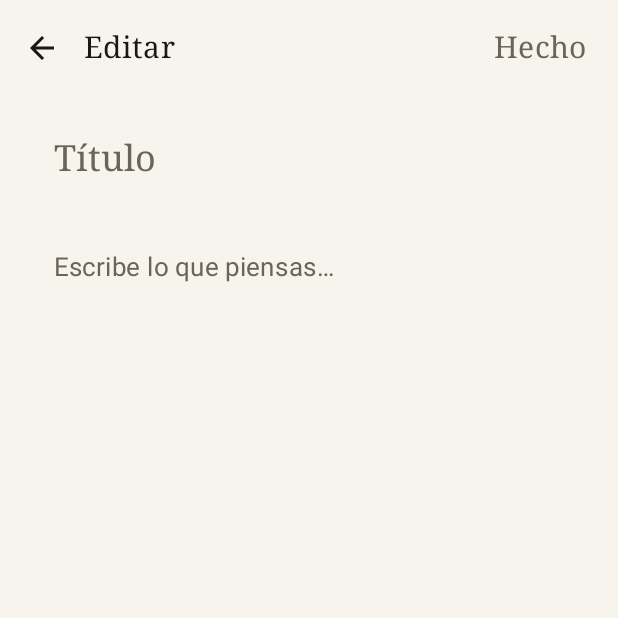
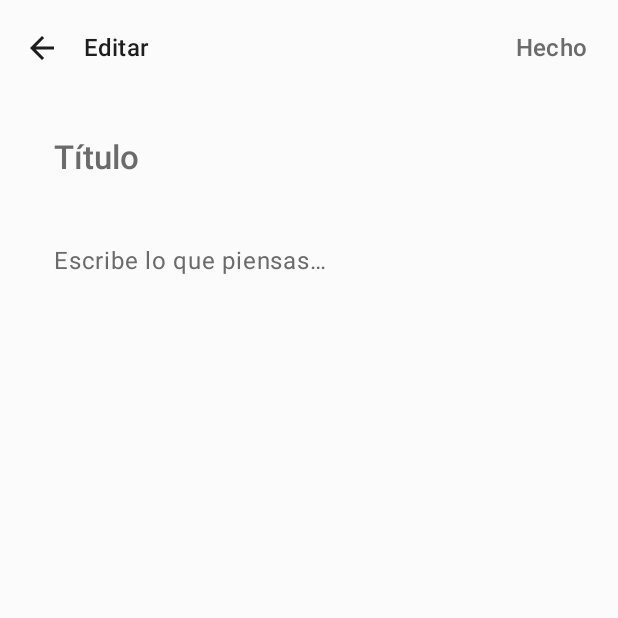
Before and after one commit to wandersepulveda2013/ordia-android, an Android app built with Jetpack Compose: the screen it shows after launch (MainActivity), after a tap on "Nueva nota", on a phone screen of 412 x 824 dp, the top half of it. Run offline under Robolectric (Android 15) with nearby library versions, the phone set to English and light mode, and no system bars; our stand-ins replace Room's generated code.

Commit message:
feat(design-system): implement Ordia Design System foundation
- Replaced core Typography and Colors for a cleaner, minimalist visual identity in `Type.kt`, `Theme.kt`, and `PaperColors.kt`.
- Created central component library at `OrdiaDesignSystem.kt` introducing components such as `OrdiaInput`, `OrdiaCard`, `OrdiaButton`, `OrdiaNote`, `OrdiaTask`, etc.
- Refactored `NotesListScreen` to use `OrdiaCard` maintaining readability.
- Refactored `NoteEditorScreen` to use `OrdiaInput`, maintaining transparency, and integrated `FocusRequester` on load.

Co-authored-by: wandersepulveda2013 <308435692+wandersepulveda2013@users.noreply.github.com>

```diff
--- a/app/src/main/java/com/ordia/app/ui/screens/NoteEditorScreen.kt
+++ b/app/src/main/java/com/ordia/app/ui/screens/NoteEditorScreen.kt
@@ -28,8 +28,11 @@ import androidx.compose.runtime.remember
 import androidx.compose.runtime.saveable.rememberSaveable
 import androidx.compose.runtime.setValue
 import androidx.compose.ui.Modifier
+import androidx.compose.ui.focus.FocusRequester
+import androidx.compose.ui.focus.focusRequester
 import androidx.compose.ui.unit.dp
 import com.ordia.app.data.NoteEntity
+import com.ordia.app.ui.components.OrdiaInput
 
 @OptIn(ExperimentalMaterial3Api::class)
 @Composable
@@ -40,11 +43,14 @@ fun NoteEditorScreen(
 ) {
     var title by rememberSaveable { mutableStateOf(note?.title.orEmpty()) }
     var content by rememberSaveable { mutableStateOf(note?.content.orEmpty()) }
+    val focusRequester = remember { FocusRequester() }
 
     LaunchedEffect(note?.id) {
         if (note != null) {
             title = note.title
             content = note.content
+        } else {
+            focusRequester.requestFocus()
         }
     }
 
@@ -86,15 +92,15 @@ fun NoteEditorScreen(
                 .padding(horizontal = 20.dp, vertical = 12.dp),
             verticalArrangement = Arrangement.spacedBy(12.dp),
         ) {
-            TextField(
+            androidx.compose.material3.TextField(
                 value = title,
                 onValueChange = { title = it },
                 placeholder = { Text("Título", style = MaterialTheme.typography.titleLarge) },
                 textStyle = MaterialTheme.typography.titleLarge,
-                modifier = Modifier.fillMaxWidth(),
+                modifier = Modifier.fillMaxWidth().focusRequester(focusRequester),
                 colors = bareFieldColors(),
             )
-            TextField(
+            androidx.compose.material3.TextField(
                 value = content,
                 onValueChange = { content = it },
                 placeholder = { Text("Escribe lo que piensas…", style = MaterialTheme.typography.bodyLarge) },
@@ -107,7 +113,7 @@ fun NoteEditorScreen(
 }
 
 @Composable
-private fun bareFieldColors() = TextFieldDefaults.colors(
+private fun bareFieldColors() = androidx.compose.material3.TextFieldDefaults.colors(
     focusedContainerColor = androidx.compose.ui.graphics.Color.Transparent,
     unfocusedContainerColor = androidx.compose.ui.graphics.Color.Transparent,
     focusedIndicatorColor = androidx.compose.ui.graphics.Color.Transparent,
--- a/app/src/main/java/com/ordia/app/ui/theme/PaperColors.kt
+++ b/app/src/main/java/com/ordia/app/ui/theme/PaperColors.kt
@@ -2,15 +2,31 @@ package com.ordia.app.ui.theme
 
 import androidx.compose.ui.graphics.Color
 
-/** The page. Warm off-white in light, deep ink in dark. */
-val Page = Color(0xFFF7F4EE)
-val SoftPaper = Color(0xFFEFE9DD)
-val Ink = Color(0xFF1A1714)
-val InkMuted = Color(0xFF6B645B)
-val Rule = Color(0xFFD9D2C4)
+// Light Theme Colors
+val LightBackground = Color(0xFFFBFBFB)
+val LightSurface = Color(0xFFFFFFFF)
+val LightSurfaceVariant = Color(0xFFF0F0F0)
+val LightPrimary = Color(0xFF1E1E1E)
+val LightOnPrimary = Color(0xFFFFFFFF)
+val LightSecondary = Color(0xFF6B6B6B)
+val LightOnSecondary = Color(0xFFFFFFFF)
+val LightError = Color(0xFFE53935)
+val LightOutline = Color(0xFFE0E0E0)
 
-val DarkInk = Color(0xFF15130F)
-val DarkInkRaised = Color(0xFF1F1C17)
-val PageOnDark = Color(0xFFE9E3D6)
-val PageMuted = Color(0xFF9A9388)
-val DarkRule = Color(0xFF2E2A23)
+// Dark Theme Colors
+val DarkBackground = Color(0xFF121212)
+val DarkSurface = Color(0xFF1E1E1E)
+val DarkSurfaceVariant = Color(0xFF2C2C2C)
+val DarkPrimary = Color(0xFFE0E0E0)
+val DarkOnPrimary = Color(0xFF121212)
+val DarkSecondary = Color(0xFFA0A0A0)
+val DarkOnSecondary = Color(0xFF121212)
+val DarkError = Color(0xFFEF5350)
+val DarkOutline = Color(0xFF333333)
+
+// Semantic Accents
+val AccentPriority = Color(0xFFE65100)
+val AccentAlert = Color(0xFFD32F2F)
+val AccentSuccess = Color(0xFF2E7D32)
+val AccentFocus = Color(0xFF0277BD)
+val AccentCalendar = Color(0xFF6A1B9A)
--- a/app/src/main/java/com/ordia/app/ui/theme/Theme.kt
+++ b/app/src/main/java/com/ordia/app/ui/theme/Theme.kt
@@ -2,43 +2,40 @@ package com.ordia.app.ui.theme
 
 import androidx.compose.foundation.isSystemInDarkTheme
 import androidx.compose.material3.MaterialTheme
-import androidx.compose.material3.Typography
 import androidx.compose.material3.darkColorScheme
 import androidx.compose.material3.lightColorScheme
 import androidx.compose.runtime.Composable
-import androidx.compose.ui.text.font.FontFamily
-import androidx.compose.ui.unit.sp
 
-/**
- * A restrained, paper-and-ink palette. No accent colors: the only chroma is the
- * page itself, so the writing stays the focus.
- */
-private val LightPaper = lightColorScheme(
-    primary = Ink,
-    onPrimary = Page,
-    secondary = Ink,
-    onSecondary = Page,
-    background = Page,
-    onBackground = Ink,
-    surface = Page,
-    onSurface = Ink,
-    surfaceVariant = SoftPaper,
-    onSurfaceVariant = InkMuted,
-    outline = Rule,
+private val LightColorScheme = lightColorScheme(
+    primary = LightPrimary,
+    onPrimary = LightOnPrimary,
+    secondary = LightSecondary,
+    onSecondary = LightOnSecondary,
+    background = LightBackground,
+    onBackground = LightPrimary,
+    surface = LightSurface,
+    onSurface = LightPrimary,
+    surfaceVariant = LightSurfaceVariant,
+    onSurfaceVariant = LightSecondary,
+    outline = LightOutline,
+    error = LightError,
+    onError = LightOnPrimary
 )
 
-private val DarkPaper = darkColorScheme(
-    primary = PageOnDark,
-    onPrimary = DarkInk,
-    secondary = PageOnDark,
-    onSecondary = DarkInk,
-    background = DarkInk,
-    onBackground = PageOnDark,
-    surface = DarkInk,
-    onSurface = PageOnDark,
-    surfaceVariant = DarkInkRaised,
-    onSurfaceVariant = PageMuted,
-    outline = DarkRule,
+private val DarkColorScheme = darkColorScheme(
+    primary = DarkPrimary,
+    onPrimary = DarkOnPrimary,
+    secondary = DarkSecondary,
+    onSecondary = DarkOnSecondary,
+    background = DarkBackground,
+    onBackground = DarkPrimary,
+    surface = DarkSurface,
+    onSurface = DarkPrimary,
+    surfaceVariant = DarkSurfaceVariant,
+    onSurfaceVariant = DarkSecondary,
+    outline = DarkOutline,
+    error = DarkError,
+    onError = DarkOnPrimary
 )
 
 @Composable
@@ -46,18 +43,11 @@ fun NotepadTheme(
     darkTheme: Boolean = isSystemInDarkTheme(),
     content: @Composable () -> Unit,
 ) {
-    val base = Typography()
-    val type = Typography(
-        bodyLarge = base.bodyLarge.copy(fontSize = 17.sp, lineHeight = 28.sp),
-        bodyMedium = base.bodyMedium.copy(fontSize = 16.sp, lineHeight = 26.sp),
-        titleLarge = base.titleLarge.copy(fontFamily = FontFamily.Serif, fontSize = 24.sp),
-        titleMedium = base.titleMedium.copy(fontFamily = FontFamily.Serif, fontSize = 20.sp),
-        titleSmall = base.titleSmall.copy(fontFamily = FontFamily.Serif),
-        labelSmall = base.labelSmall.copy(fontSize = 11.sp),
-    )
+    val colorScheme = if (darkTheme) DarkColorScheme else LightColorScheme
+
     MaterialTheme(
-        colorScheme = if (darkTheme) DarkPaper else LightPaper,
-        typography = type,
+        colorScheme = colorScheme,
+        typography = OrdiaTypography,
         content = content,
     )
 }
--- /dev/null
+++ b/app/src/main/java/com/ordia/app/ui/theme/Type.kt
@@ -0,0 +1,115 @@
+package com.ordia.app.ui.theme
+
+import androidx.compose.material3.Typography
+import androidx.compose.ui.text.TextStyle
+import androidx.compose.ui.text.font.FontFamily
+import androidx.compose.ui.text.font.FontWeight
+import androidx.compose.ui.unit.sp
+
+val OrdiaTypography = Typography(
+    displayLarge = TextStyle(
+        fontFamily = FontFamily.Default,
+        fontWeight = FontWeight.Light,
+        fontSize = 57.sp,
+        lineHeight = 64.sp,
+        letterSpacing = (-0.25).sp
+    ),
+    displayMedium = TextStyle(
+        fontFamily = FontFamily.Default,
+        fontWeight = FontWeight.Light,
+        fontSize = 45.sp,
+        lineHeight = 52.sp,
+        letterSpacing = 0.sp
+    ),
+    displaySmall = TextStyle(
+        fontFamily = FontFamily.Default,
+        fontWeight = FontWeight.Normal,
+        fontSize = 36.sp,
+        lineHeight = 44.sp,
+        letterSpacing = 0.sp
+    ),
+    headlineLarge = TextStyle(
+        fontFamily = FontFamily.Default,
+        fontWeight = FontWeight.Normal,
+        fontSize = 32.sp,
+        lineHeight = 40.sp,
+        letterSpacing = 0.sp
+    ),
+    headlineMedium = TextStyle(
+        fontFamily = FontFamily.Default,
+        fontWeight = FontWeight.Normal,
+        fontSize = 28.sp,
+        lineHeight = 36.sp,
+        letterSpacing = 0.sp
+    ),
+    headlineSmall = TextStyle(
+        fontFamily = FontFamily.Default,
+        fontWeight = FontWeight.Medium,
+        fontSize = 24.sp,
+        lineHeight = 32.sp,
+        letterSpacing = 0.sp
+    ),
+    titleLarge = TextStyle(
+        fontFamily = FontFamily.Default,
+        fontWeight = FontWeight.Medium,
+        fontSize = 22.sp,
+        lineHeight = 28.sp,
+        letterSpacing = 0.sp
+    ),
+    titleMedium = TextStyle(
+        fontFamily = FontFamily.Default,
+        fontWeight = FontWeight.Medium,
+        fontSize = 16.sp,
+        lineHeight = 24.sp,
+        letterSpacing = 0.15.sp
+    ),
+    titleSmall = TextStyle(
+        fontFamily = FontFamily.Default,
+        fontWeight = FontWeight.Medium,
+        fontSize = 14.sp,
+        lineHeight = 20.sp,
+        letterSpacing = 0.1.sp
+    ),
+    bodyLarge = TextStyle(
+        fontFamily = FontFamily.Default,
+        fontWeight = FontWeight.Normal,
+        fontSize = 16.sp,
+        lineHeight = 24.sp,
+        letterSpacing = 0.5.sp
+    ),
+    bodyMedium = TextStyle(
+        fontFamily = FontFamily.Default,
+        fontWeight = FontWeight.Normal,
+        fontSize = 14.sp,
+        lineHeight = 20.sp,
+        letterSpacing = 0.25.sp
+    ),
+    bodySmall = TextStyle(
+        fontFamily = FontFamily.Default,
+        fontWeight = FontWeight.Normal,
+        fontSize = 12.sp,
+        lineHeight = 16.sp,
+        letterSpacing = 0.4.sp
+    ),
+    labelLarge = TextStyle(
+        fontFamily = FontFamily.Default,
+        fontWeight = FontWeight.Medium,
+        fontSize = 14.sp,
+        lineHeight = 20.sp,
+        letterSpacing = 0.1.sp
+    ),
+    labelMedium = TextStyle(
+        fontFamily = FontFamily.Default,
+        fontWeight = FontWeight.Medium,
+        fontSize = 12.sp,
+        lineHeight = 16.sp,
+        letterSpacing = 0.5.sp
+    ),
+    labelSmall = TextStyle(
+        fontFamily = FontFamily.Default,
+        fontWeight = FontWeight.Medium,
+        fontSize = 11.sp,
+        lineHeight = 16.sp,
+        letterSpacing = 0.5.sp
+    )
+)
```
Also changed, not shown: app/src/main/java/com/ordia/app/ui/components/OrdiaDesignSystem.kt (added, +357 -0 lines), app/src/main/java/com/ordia/app/ui/screens/NotesListScreen.kt (+7 -2 lines).
